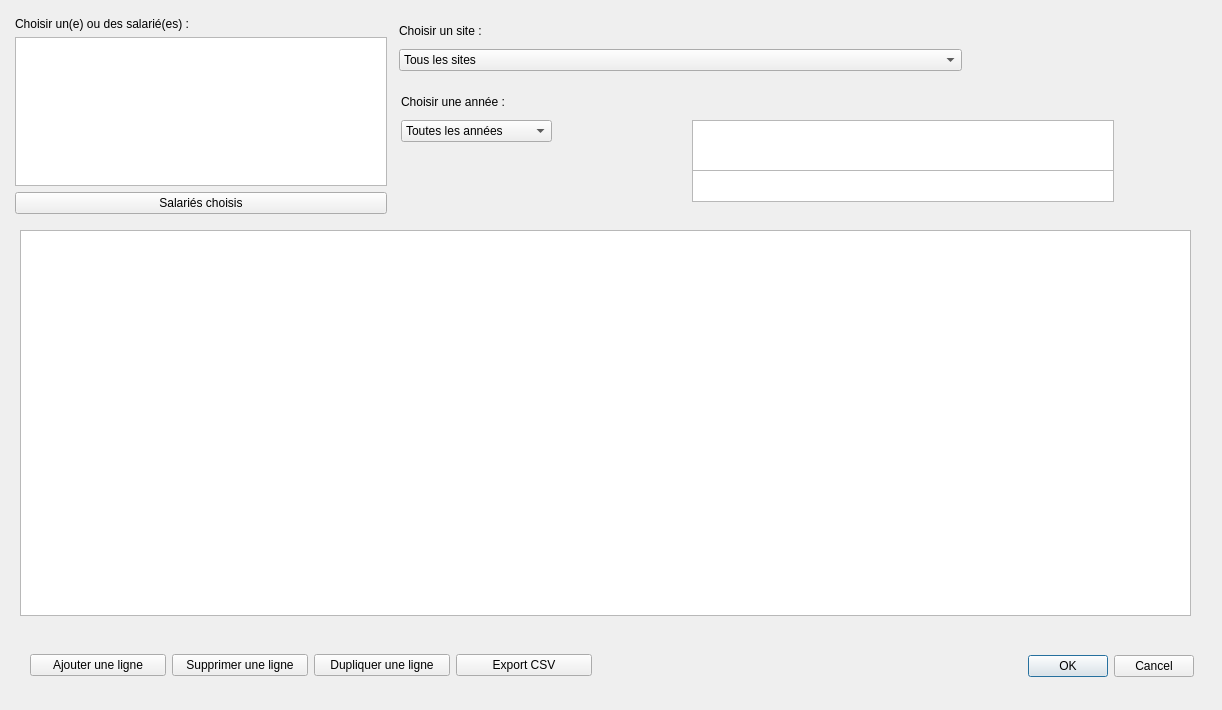
Qt form ui_bdsuivis_dialog.ui (VincentD/bdtravaux) before a commit.
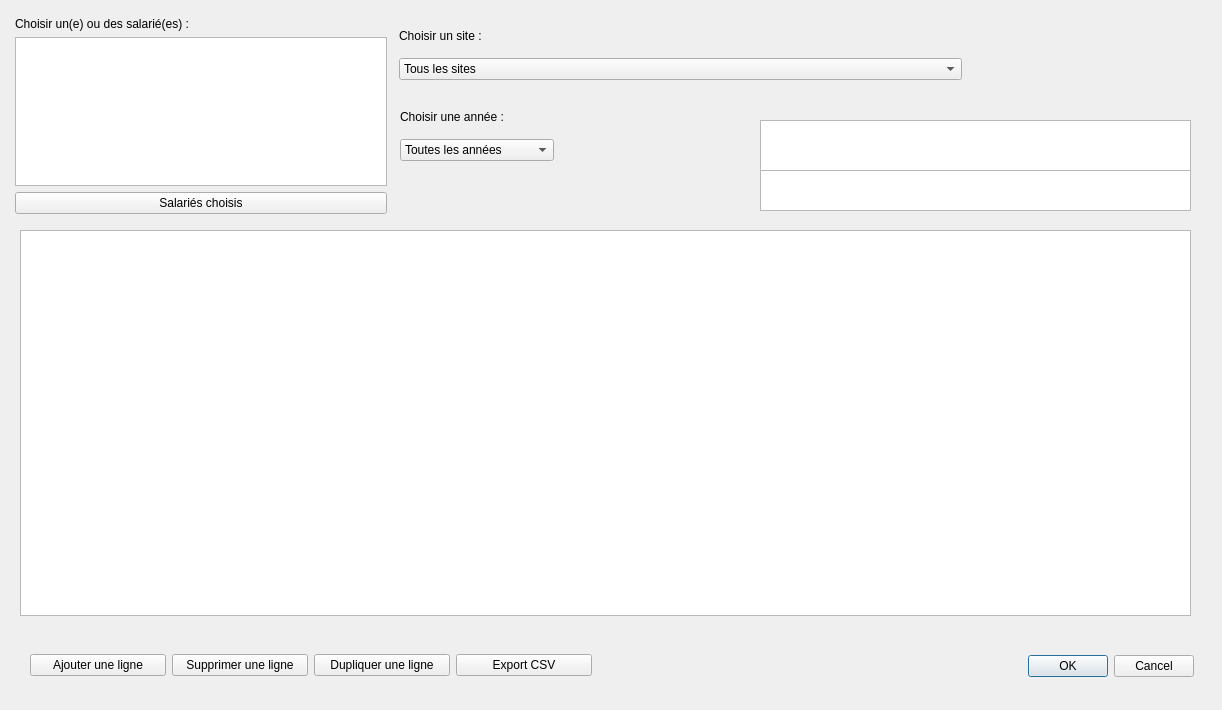
The same form after that commit.

Patch:
```diff
--- a/ui_bdsuivis_dialog.ui
+++ b/ui_bdsuivis_dialog.ui
@@ -47,9 +47,9 @@
   <widget class="QTableView" name="tbv_tps">
    <property name="geometry">
     <rect>
-     <x>692</x>
+     <x>760</x>
      <y>120</y>
-     <width>422</width>
+     <width>431</width>
      <height>51</height>
     </rect>
    </property>
@@ -90,10 +90,10 @@
   <widget class="QTableView" name="tbv_sum">
    <property name="geometry">
     <rect>
-     <x>692</x>
+     <x>760</x>
      <y>170</y>
-     <width>422</width>
-     <height>32</height>
+     <width>431</width>
+     <height>41</height>
     </rect>
    </property>
    <property name="font">
@@ -145,10 +145,10 @@
   <widget class="QWidget" name="layoutWidget">
    <property name="geometry">
     <rect>
-     <x>401</x>
-     <y>90</y>
-     <width>151</width>
-     <height>52</height>
+     <x>400</x>
+     <y>100</y>
+     <width>154</width>
+     <height>61</height>
     </rect>
    </property>
    <layout class="QVBoxLayout" name="verticalLayout_2">
@@ -292,7 +292,7 @@
      <x>399</x>
      <y>19</y>
      <width>563</width>
-     <height>52</height>
+     <height>61</height>
     </rect>
    </property>
    <layout class="QVBoxLayout" name="verticalLayout_3">
```
